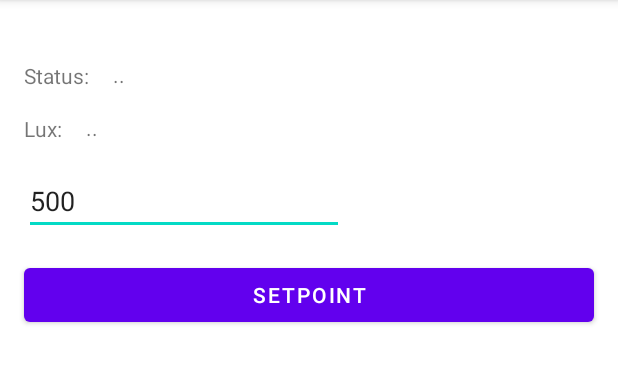
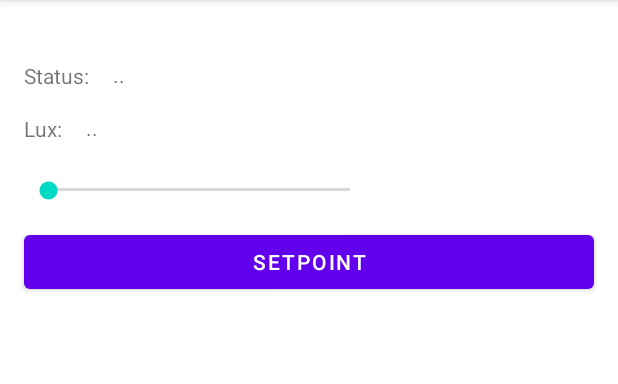
Before and after one commit to csbc92/Innovative-Software-Solutions, an Android app: the screen it shows after launch (MainActivity), after a tap on "SETPOINT", on a phone screen of 412 x 824 dp, the part 84-468 px from its top. Run offline under Robolectric (Android 15) with nearby library versions, the phone set to English and light mode, and no system bars; libraries missing offline, so code that uses them is left out: nl.stijngroenen.tradfri; 1 statement that could not run was skipped.

Commit message:
setpoint with seekbar

```diff
--- a/FilipsWho/app/build.gradle
+++ b/FilipsWho/app/build.gradle
@@ -42,7 +42,7 @@ dependencies {
     implementation 'androidx.constraintlayout:constraintlayout:1.1.3'
 
     implementation 'nl.stijngroenen.tradfri:ikea-tradfri-api:1.2.0'
-
+    compile "org.slf4j:slf4j-simple:1.7.9"
     testImplementation 'junit:junit:4.+'
     androidTestImplementation 'androidx.test.ext:junit:1.1.1'
     androidTestImplementation 'androidx.test.espresso:espresso-core:3.2.0'
--- a/FilipsWho/app/src/main/java/dk/sdu/filipswho/MainActivity.java
+++ b/FilipsWho/app/src/main/java/dk/sdu/filipswho/MainActivity.java
@@ -9,7 +9,7 @@ import android.hardware.SensorEventListener;
 import android.hardware.SensorManager;
 import android.os.Bundle;
 import android.view.View;
-import android.widget.EditText;
+import android.widget.SeekBar;
 import android.widget.TextView;
 
 import static android.hardware.SensorManager.SENSOR_DELAY_NORMAL;
@@ -19,6 +19,7 @@ import nl.stijngroenen.tradfri.device.Gateway;
 import nl.stijngroenen.tradfri.device.Light;
 import nl.stijngroenen.tradfri.device.event.EventHandler;
 import nl.stijngroenen.tradfri.device.event.LightChangeBrightnessEvent;
+import nl.stijngroenen.tradfri.util.ColourHex;
 import nl.stijngroenen.tradfri.util.Credentials;
 
 public class MainActivity extends AppCompatActivity implements SensorEventListener {
@@ -33,10 +34,13 @@ public class MainActivity extends AppCompatActivity implements SensorEventListen
     private static final int LIGHTBULB_ID = 65541;
 
     // State variables
-    private int setpoint = 500;
+    private int latestLux = 0;
+    private boolean autoAdjustIsRunning = false;
+    private int setpoint = 0;
     private int setpointError = 15;
-    private int brightness = 0;
-    private int adjustmentLevel = 2;
+    private int desiredBrightness = 0;
+    private int actualBrightness = 0;
+    private int adjustmentLevel = 1;
     private int minBrightness = 1;
     private int maxBrightness = 254;
 
@@ -51,15 +55,30 @@ public class MainActivity extends AppCompatActivity implements SensorEventListen
         if (this.gateway == null) {
             initializeGateway();
         }
+        this.desiredBrightness = this.actualBrightness;
+        SeekBar brightnessBar = findViewById(R.id.brightnessSeekbar);
+        brightnessBar.setProgress(this.actualBrightness);
+        brightnessBar.setOnSeekBarChangeListener(new SeekBar.OnSeekBarChangeListener() {
+            @Override
+            public void onProgressChanged(SeekBar seekBar, int i, boolean b) {
+                sendBrightnessLevel(i);
 
-        initializeUiValues();
+            }
+
+            @Override
+            public void onStartTrackingTouch(SeekBar seekBar) {
+                autoAdjustIsRunning = false;
+            }
+
+            @Override
+            public void onStopTrackingTouch(SeekBar seekBar) {
+
+            }
+        });
+
     }
 
-    private void initializeUiValues() {
-        // Setpoint
-        EditText setpointInput = findViewById(R.id.inputSetPoint);
-        setpointInput.setText(this.setpoint + "");
-    }
+
 
     private void initializeSensor() {
         sensorManager = (SensorManager) getSystemService(Context.SENSOR_SERVICE);
@@ -74,31 +93,36 @@ public class MainActivity extends AppCompatActivity implements SensorEventListen
 
         Device lightDevice = gateway.getDevice(LIGHTBULB_ID);
         this.lightBulb = gateway.getDevice(LIGHTBULB_ID).toLight();
-        setBrightness(this.lightBulb.getBrightness());
+        setActualBrightness(this.lightBulb.getBrightness());
+        this.lightBulb.setColourHex(ColourHex.WARM);
 
         lightDevice.enableObserve();
         lightDevice.addEventHandler(new EventHandler<LightChangeBrightnessEvent>() {
             @Override
             public void handle(LightChangeBrightnessEvent event) {
-                setBrightness(event.getNewBrightness());
+                setActualBrightness(event.getNewBrightness());
                 System.out.println("Received brightness: " + event.getNewBrightness());
             }
         });
     }
 
-    public void setBrightness(int brightness) {
-        this.brightness = brightness;
+    public void setActualBrightness(int actualBrightness) {
+        this.actualBrightness = actualBrightness;
     }
 
     public void btnSetpointHandler(View view) {
-        EditText input = findViewById(R.id.inputSetPoint);
-        this.setpoint = Integer.parseInt(input.getText().toString());
+        SeekBar input = findViewById(R.id.brightnessSeekbar);
+        this.setpoint = latestLux;
+        autoAdjustIsRunning = true;
+        desiredBrightness = actualBrightness;
         System.out.println("New setpoint: " + setpoint);
     }
+
 
     @Override
     public void onSensorChanged(SensorEvent event) {
         float illuminance = event.values[0];
+        this.latestLux = (int)illuminance;
 
         TextView txtIlluminance = findViewById(R.id.txtIlluminance);
 
@@ -106,29 +130,40 @@ public class MainActivity extends AppCompatActivity implements SensorEventListen
 
         txtIlluminance.setText(illuminance + unit);
 
+        if(this.autoAdjustIsRunning)
         adjustLightSource((int)illuminance, this.setpoint, this.setpointError);
 
     }
 
     private void adjustLightSource(int lux, int setpoint, int setpointError) {
-        int difference = lux - setpoint;
-        int newBrightness;
+        int difference =lux - setpoint;
 
+        int multiplier = 1;
         if (difference > setpointError) {
-            if (this.brightness > this.minBrightness) {
-                 newBrightness = brightness - this.adjustmentLevel;
-                lightBulb.setBrightness(newBrightness);
-                System.out.println("Adjust light source: " + newBrightness);
+            if (this.desiredBrightness > this.minBrightness) {
+                this.desiredBrightness = desiredBrightness - this.adjustmentLevel * multiplier;
             }
         } else if (difference < setpointError * -1) {
-            if (this.brightness < this.maxBrightness) {
-                newBrightness = brightness + this.adjustmentLevel;
-                lightBulb.setBrightness(newBrightness);
-                System.out.println("Adjust light source: " + newBrightness);
+            if (this.desiredBrightness < this.maxBrightness) {
+                this.desiredBrightness = desiredBrightness + this.adjustmentLevel *multiplier;
+
             }
         }
 
 
+        sendBrightnessLevel(this.desiredBrightness);
+
+
+    }
+
+    private void sendBrightnessLevel(int newBrightness) {
+        if(newBrightness < minBrightness)
+            newBrightness = minBrightness;
+        if(newBrightness > maxBrightness)
+            newBrightness = maxBrightness;
+
+        lightBulb.setBrightness(newBrightness);
+        System.out.println("Adjust light source: " + newBrightness);
     }
 
     @Override
--- a/FilipsWho/app/src/main/res/layout/activity_main.xml
+++ b/FilipsWho/app/src/main/res/layout/activity_main.xml
@@ -18,7 +18,7 @@
         app:layout_constraintEnd_toEndOf="parent"
         app:layout_constraintHorizontal_bias="0.0"
         app:layout_constraintStart_toStartOf="parent"
-        app:layout_constraintTop_toBottomOf="@+id/inputSetPoint" />
+        app:layout_constraintTop_toBottomOf="@+id/brightnessSeekbar" />
 
     <TextView
         android:id="@+id/txtIlluminance"
@@ -79,14 +79,17 @@
         app:layout_constraintTop_toTopOf="parent"
         app:layout_constraintVertical_bias="0.033" />
 
-    <EditText
-        android:id="@+id/inputSetPoint"
-        android:layout_width="wrap_content"
-        android:layout_height="wrap_content"
-        android:layout_marginTop="16dp"
-        android:ems="10"
-        android:inputType="number"
-        app:layout_constraintStart_toStartOf="@+id/txtStatus2"
-        app:layout_constraintTop_toBottomOf="@+id/txtStatus2" />
+    <SeekBar
+        android:id="@+id/brightnessSeekbar"
+        android:layout_width="233dp"
+        android:layout_height="16dp"
+        android:layout_marginStart="16dp"
+        android:layout_marginTop="24dp"
+        android:max="254"
+        android:min="0"
+        android:onClick="seekBrightnessHandler"
+        android:progress="100"
+        app:layout_constraintStart_toStartOf="parent"
+        app:layout_constraintTop_toBottomOf="@+id/txtIlluminance" />
 
 </androidx.constraintlayout.widget.ConstraintLayout>
```
Also changed, not shown: FilipsWho/gradle/wrapper/gradle-wrapper.properties.
